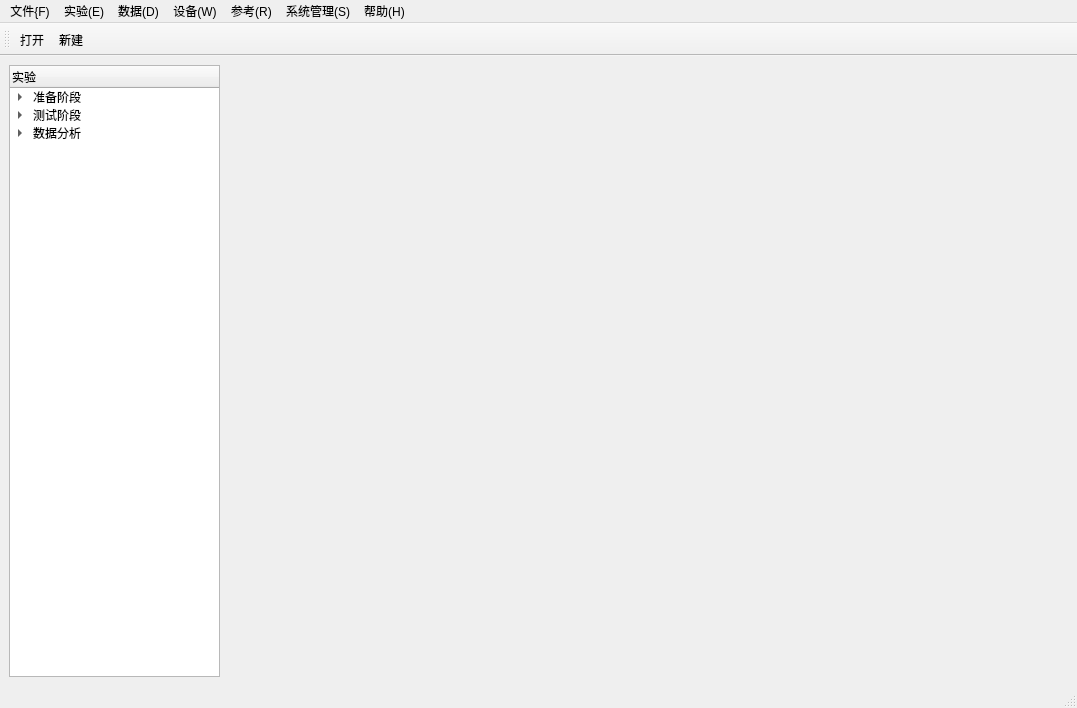
Before: the Qt Designer form Enose_16chanel/resource_ui/ui_file/MianWindow.ui in WMSF111/E_Nose, drawn with Qt 5.
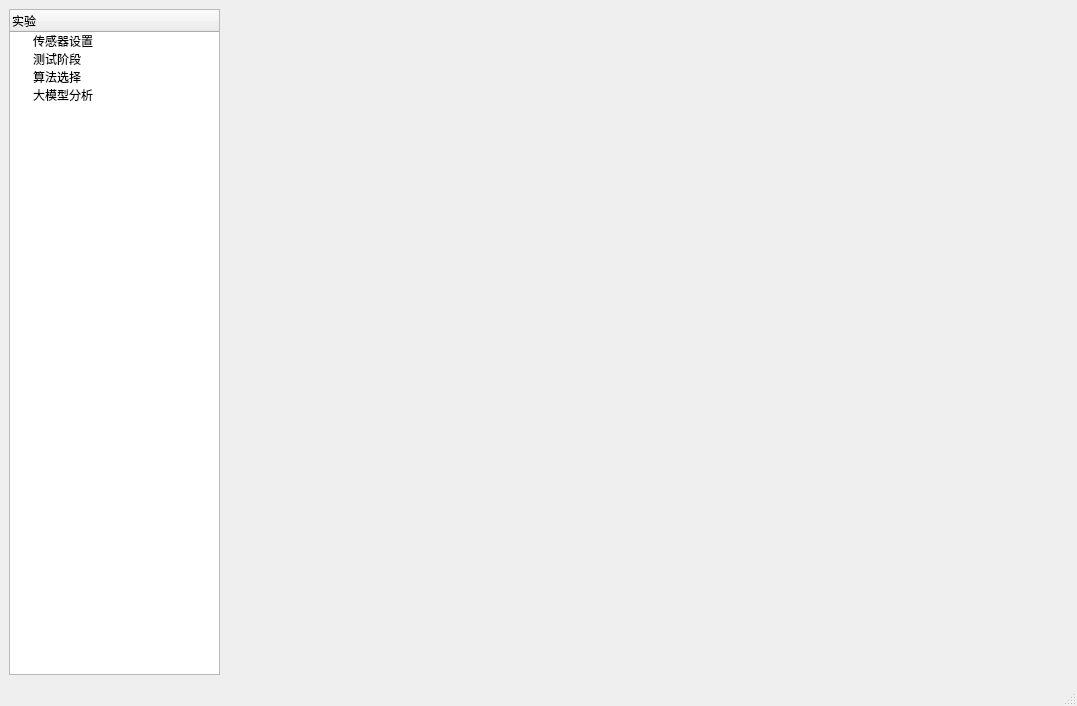
After: the same form once the commit is applied. Icons and pictures are not drawn.

The edit to the form file:
```diff
--- a/Enose_16chanel/resource_ui/ui_file/MianWindow.ui
+++ b/Enose_16chanel/resource_ui/ui_file/MianWindow.ui
@@ -33,63 +33,23 @@
       </column>
       <item>
        <property name="text">
-        <string>准备阶段</string>
+        <string>传感器设置</string>
        </property>
-       <item>
-        <property name="text">
-         <string>传感器设置</string>
-        </property>
-       </item>
-       <item>
-        <property name="text">
-         <string>串口设置</string>
-        </property>
-       </item>
       </item>
       <item>
        <property name="text">
         <string>测试阶段</string>
        </property>
-       <item>
-        <property name="text">
-         <string>传感器选择</string>
-        </property>
-       </item>
-       <item>
-        <property name="text">
-         <string>采样设置</string>
-        </property>
-       </item>
-       <item>
-        <property name="text">
-         <string>新建实验</string>
-        </property>
-       </item>
-       <item>
-        <property name="text">
-         <string>加载实验</string>
-        </property>
-       </item>
       </item>
       <item>
        <property name="text">
-        <string>数据分析</string>
+        <string>算法选择</string>
        </property>
-       <item>
-        <property name="text">
-         <string>算法选择</string>
-        </property>
-       </item>
-       <item>
-        <property name="text">
-         <string>界面美化</string>
-        </property>
-       </item>
-       <item>
-        <property name="text">
-         <string>大模型分析</string>
-        </property>
-       </item>
+      </item>
+      <item>
+       <property name="text">
+        <string>大模型分析</string>
+       </property>
       </item>
      </widget>
     </item>
@@ -104,75 +64,7 @@
     </item>
    </layout>
   </widget>
-  <widget class="QMenuBar" name="menubar">
-   <property name="geometry">
-    <rect>
-     <x>0</x>
-     <y>0</y>
-     <width>1077</width>
-     <height>22</height>
-    </rect>
-   </property>
-   <widget class="QMenu" name="menu">
-    <property name="title">
-     <string>文件{F)</string>
-    </property>
-    <addaction name="Open_action"/>
-    <addaction name="Newfile_action"/>
-   </widget>
-   <widget class="QMenu" name="menu_2">
-    <property name="title">
-     <string>实验(E)</string>
-    </property>
-    <addaction name="action"/>
-   </widget>
-   <widget class="QMenu" name="menu_3">
-    <property name="title">
-     <string>数据(D)</string>
-    </property>
-   </widget>
-   <widget class="QMenu" name="menu_4">
-    <property name="title">
-     <string>设备(W)</string>
-    </property>
-   </widget>
-   <widget class="QMenu" name="menu_5">
-    <property name="title">
-     <string>参考(R)</string>
-    </property>
-   </widget>
-   <widget class="QMenu" name="menu_6">
-    <property name="title">
-     <string>系统管理(S)</string>
-    </property>
-   </widget>
-   <widget class="QMenu" name="menu_7">
-    <property name="title">
-     <string>帮助(H)</string>
-    </property>
-   </widget>
-   <addaction name="menu"/>
-   <addaction name="menu_2"/>
-   <addaction name="menu_3"/>
-   <addaction name="menu_4"/>
-   <addaction name="menu_5"/>
-   <addaction name="menu_6"/>
-   <addaction name="menu_7"/>
-  </widget>
   <widget class="QStatusBar" name="statusbar"/>
-  <widget class="QToolBar" name="toolBar">
-   <property name="windowTitle">
-    <string>toolBar</string>
-   </property>
-   <attribute name="toolBarArea">
-    <enum>TopToolBarArea</enum>
-   </attribute>
-   <attribute name="toolBarBreak">
-    <bool>false</bool>
-   </attribute>
-   <addaction name="Open_action"/>
-   <addaction name="Newfile_action"/>
-  </widget>
   <action name="Open_action">
    <property name="icon">
     <iconset resource="../images/icon.qrc">
```
